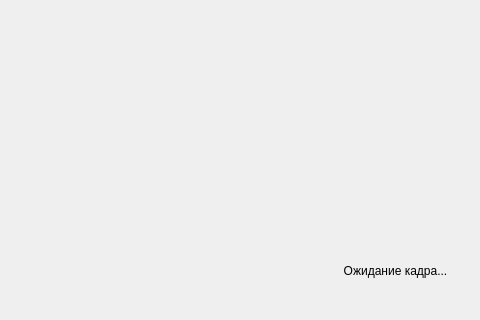
Old version of the form mainwindow.ui in the repository fbx6094/com5-kursovaya; both pictures show x 0 to 480 and y 0 to 320 of the 800 by 600 pixel window.
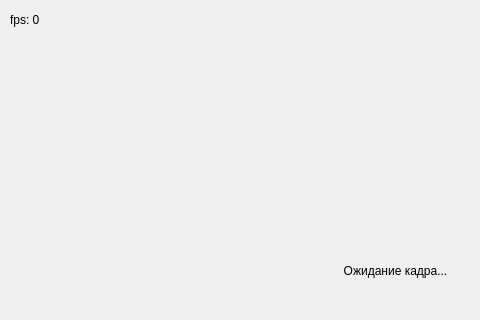
New version of the form.

Diff of the .ui file:
```diff
--- a/mainwindow.ui
+++ b/mainwindow.ui
@@ -39,6 +39,19 @@
      <set>Qt::AlignmentFlag::AlignCenter</set>
     </property>
    </widget>
+   <widget class="QLabel" name="fpslabel">
+    <property name="geometry">
+     <rect>
+      <x>10</x>
+      <y>10</y>
+      <width>63</width>
+      <height>20</height>
+     </rect>
+    </property>
+    <property name="text">
+     <string>fps: 0</string>
+    </property>
+   </widget>
   </widget>
   <widget class="QMenuBar" name="menubar">
    <property name="geometry">
```
